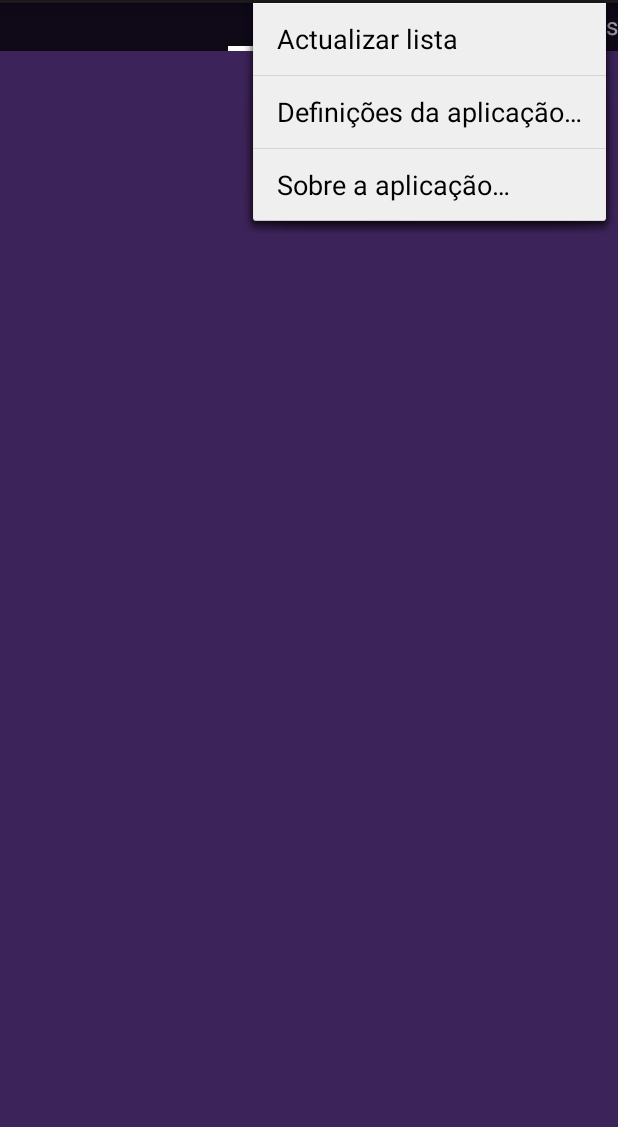
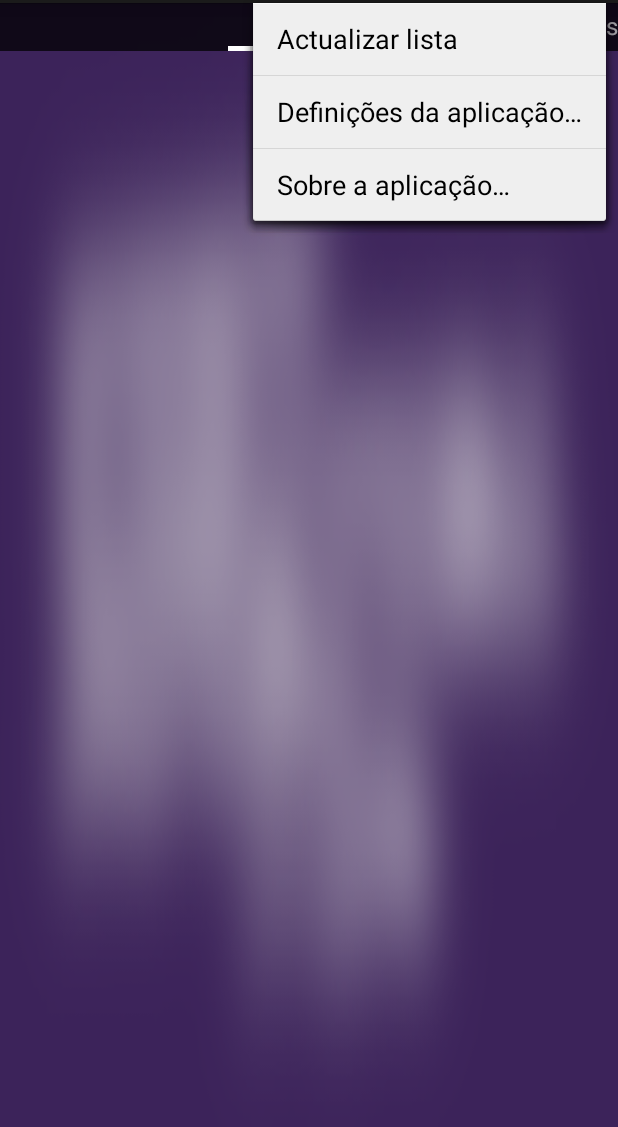
Before and after one commit to ricardomartins/Festival-Jota, an Android app: the screen it shows after launch (PrincipalActivity), with the options menu open, on a phone screen of 412 x 824 dp, the part 69-1196 px from its top. Run offline under Robolectric (Android 15) with nearby library versions, the phone set to English and light mode, and no system bars; 1 statement that could not run was skipped.

Commit message:
Mais limpezas

```diff
--- /dev/null
+++ b/app7/src/main/res/drawable/fundo.xml
@@ -0,0 +1,5 @@
+<?xml version="1.0" encoding="utf-8"?>
+<bitmap xmlns:android="http://schemas.android.com/apk/res/android"
+    android:src="@drawable/imagem_fundo"
+    android:filter="true"
+    android:gravity="center"/>
--- a/app7/src/main/res/layout/activity_informacao.xml
+++ b/app7/src/main/res/layout/activity_informacao.xml
@@ -10,7 +10,6 @@
         android:id="@+id/LinearLayout2"
         android:layout_width="fill_parent"
         android:layout_height="wrap_content"
-        android:background="@drawable/bg_texto"
         android:orientation="vertical"
         android:padding="10dp" >
 
--- a/app7/src/main/res/layout/activity_principal.xml
+++ b/app7/src/main/res/layout/activity_principal.xml
@@ -16,7 +16,8 @@
 <android.support.v4.view.ViewPager xmlns:android="http://schemas.android.com/apk/res/android"
     android:id="@+id/pager"
     android:layout_width="match_parent"
-    android:layout_height="match_parent" >
+    android:layout_height="match_parent"
+    android:background="@drawable/imagem_fundo">
 
     <android.support.v4.view.PagerTabStrip
         android:id="@+id/pager_header"
--- a/app7/src/main/res/layout/fragment_extras.xml
+++ b/app7/src/main/res/layout/fragment_extras.xml
@@ -3,7 +3,6 @@
     android:id="@+id/fragment_extras"
     android:layout_width="fill_parent"
     android:layout_height="fill_parent"
-    android:background="@drawable/bg_texto"
     android:padding="10dp" >
 
     <TableRow
--- a/app7/src/main/res/layout/fragment_noticias.xml
+++ b/app7/src/main/res/layout/fragment_noticias.xml
@@ -29,7 +29,6 @@
         android:layout_width="wrap_content"
         android:layout_height="wrap_content"
         android:layout_margin="10dp"
-        android:background="@drawable/bg_texto"
         android:orientation="vertical"
         android:padding="10dp"
         android:visibility="gone" >
--- a/comum/src/main/res/values/strings.xml
+++ b/comum/src/main/res/values/strings.xml
@@ -1,8 +1,4 @@
 <resources>
     <string name="app_name">Comum do Festival Jota</string>
-    <string name="noticia_titulo">titulo</string>
-    <string name="noticia_subtitulo">subtitulo</string>
-    <string name="noticia_texto">noticia: Lorem ipsum dolor sit amet, consectetur adipiscing elit. Curabitur rutrum velit ac leo semper sagittis. Nam sodales velit leo, eu imperdiet metus posuere ut. Sed et nulla in tellus tempor elementum et vitae sapien. Pellentesque pharetra risus non enim hendrerit, sit amet auctor nisi sollicitudin. Integer varius dolor at nulla. </string>
-    <string name="noticia_imagem">imagem</string>
     <string name="fonte_dados">http://www.festivaljota.com/</string>
 </resources>
--- a/noticias/build.gradle
+++ b/noticias/build.gradle
@@ -21,7 +21,8 @@ android {
 }
 
 dependencies {
-    compile fileTree(dir: 'libs', include: ['*.jar'])
+    compile fileTree(include: ['*.jar'], dir: 'libs')
     compile 'com.android.support:appcompat-v7:19.+'
     compile 'org.jsoup:jsoup:1.7.1@jar'
+    compile project(':comum')
 }
--- a/noticias/src/main/res/values/strings.xml
+++ b/noticias/src/main/res/values/strings.xml
@@ -1,3 +1,7 @@
 <resources>
     <string name="app_name">Utilitários de Notícias</string>
+    <string name="noticia_titulo">Título</string>
+    <string name="noticia_subtitulo">Subtítulo</string>
+    <string name="noticia_texto">Notícia: Lorem ipsum dolor sit amet, consectetur adipiscing elit. Curabitur rutrum velit ac leo semper sagittis. Nam sodales velit leo, eu imperdiet metus posuere ut. Sed et nulla in tellus tempor elementum et vitae sapien. Pellentesque pharetra risus non enim hendrerit, sit amet auctor nisi sollicitudin. Integer varius dolor at nulla. </string>
+    <string name="noticia_imagem">Imagem da notícia</string>
 </resources>
```
Also changed, not shown: app7/src/main/res/drawable-hdpi/bg_texto.9.png (deleted), app7/src/main/res/drawable-ldpi/bg_texto.9.png (deleted), app7/src/main/res/drawable-mdpi/bg_texto.9.png (deleted), app7/src/main/res/drawable-xhdpi/bg_texto.9.png (deleted), app7/src/main/res/drawable/imagem_fundo.png (added), comum/src/main/ic_launcher-web.png (added), noticias/src/main/res/drawable/imagem_noticia.xml (renamed from comum/src/main/res/drawable/imagem_noticia.xml), noticias/src/main/res/drawable/mascara_imagem_noticia.xml (renamed from comum/src/main/res/drawable/mascara_imagem_noticia.xml), noticias/src/main/res/layout/view_noticia.xml (renamed from comum/src/main/res/layout/view_noticia.xml).
